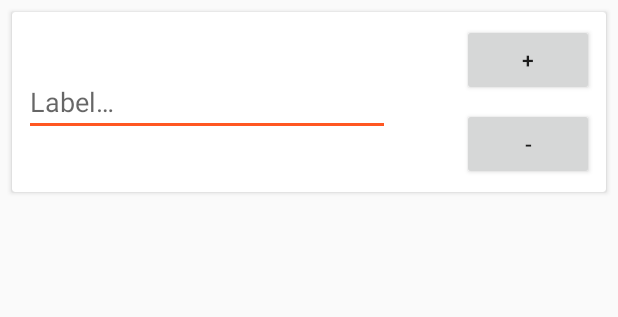
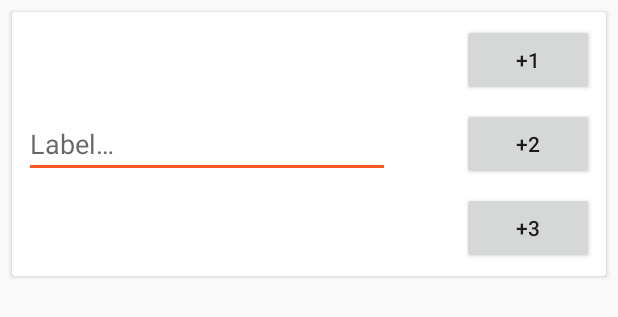
Before and after one commit to Thames1990/OnFire, an Android app: the layout counter.xml on its own in the app's theme, with its tools: preview values and no code run, on a phone screen of 412 x 824 dp. Shown: the top 317 px of the screen. Run offline under Robolectric (Android 15) with nearby library versions, the phone set to English and light mode, and no system bars.

Commit message:
Change buttons to add one to three points (Böhmischer Schneider)

```diff
--- a/app/src/main/java/xyz/thomasmohr/onfire/ui/CounterViewHolder.kt
+++ b/app/src/main/java/xyz/thomasmohr/onfire/ui/CounterViewHolder.kt
@@ -23,12 +23,16 @@ class CounterViewHolder(
     private lateinit var listener: Listener
 
     init {
-        plus_button.setOnClickListener {
+        one_button.setOnClickListener {
             listener.onCounterChange(CounterChange.Count(counterId = counter.id, difference = 1))
         }
 
-        minus_button.setOnClickListener {
-            listener.onCounterChange(CounterChange.Count(counterId = counter.id, difference = -1))
+        two_button.setOnClickListener {
+            listener.onCounterChange(CounterChange.Count(counterId = counter.id, difference = 2))
+        }
+
+        three_button.setOnClickListener {
+            listener.onCounterChange(CounterChange.Count(counterId = counter.id, difference = 3))
         }
 
         with(counter_name) {
--- a/app/src/main/res/layout/counter.xml
+++ b/app/src/main/res/layout/counter.xml
@@ -14,27 +14,37 @@
         android:padding="8dp">
 
         <Button
-            android:id="@+id/plus_button"
+            android:id="@+id/one_button"
             android:layout_width="wrap_content"
             android:layout_height="wrap_content"
             android:layout_marginEnd="0dp"
             android:layout_marginRight="0dp"
-            android:text="@string/layout_plus"
+            android:text="+1"
             app:layout_constraintRight_toRightOf="parent"
             app:layout_constraintTop_toTopOf="parent" />
 
         <Button
-            android:id="@+id/minus_button"
+            android:id="@+id/two_button"
             android:layout_width="wrap_content"
             android:layout_height="wrap_content"
             android:layout_marginEnd="0dp"
             android:layout_marginRight="0dp"
             android:layout_marginTop="8dp"
-            android:text="@string/layout_minus"
+            android:text="+2"
+            app:layout_constraintRight_toRightOf="parent"
+            app:layout_constraintTop_toBottomOf="@id/one_button" />
+
+        <Button
+            android:id="@+id/three_button"
+            android:layout_width="wrap_content"
+            android:layout_height="wrap_content"
+            android:layout_marginEnd="0dp"
+            android:layout_marginRight="0dp"
+            android:layout_marginTop="8dp"
+            android:text="+3"
             app:layout_constraintBottom_toBottomOf="parent"
             app:layout_constraintRight_toRightOf="parent"
-            app:layout_constraintTop_toBottomOf="@+id/plus_button"
-            app:layout_constraintVertical_bias="1.0" />
+            app:layout_constraintTop_toBottomOf="@id/two_button" />
 
         <TextView
             android:id="@+id/count"
@@ -49,7 +59,7 @@
             android:textSize="48sp"
             android:textStyle="bold"
             app:layout_constraintBottom_toBottomOf="parent"
-            app:layout_constraintRight_toLeftOf="@+id/plus_button"
+            app:layout_constraintRight_toLeftOf="@+id/one_button"
             app:layout_constraintTop_toTopOf="parent"
             tools:text="@sample/counts" />
 
--- a/app/src/main/res/values/strings.xml
+++ b/app/src/main/res/values/strings.xml
@@ -5,8 +5,6 @@
     <string name="app_name">OnFire</string>
 
     <string name="layout_label">Label…</string>
-    <string name="layout_minus">-</string>
-    <string name="layout_plus">+</string>
 
     <string name="snackbar_counter_removed">Counter removed</string>
     <string name="snackbar_named_counter_removed">\"%s\" removed</string>
```
